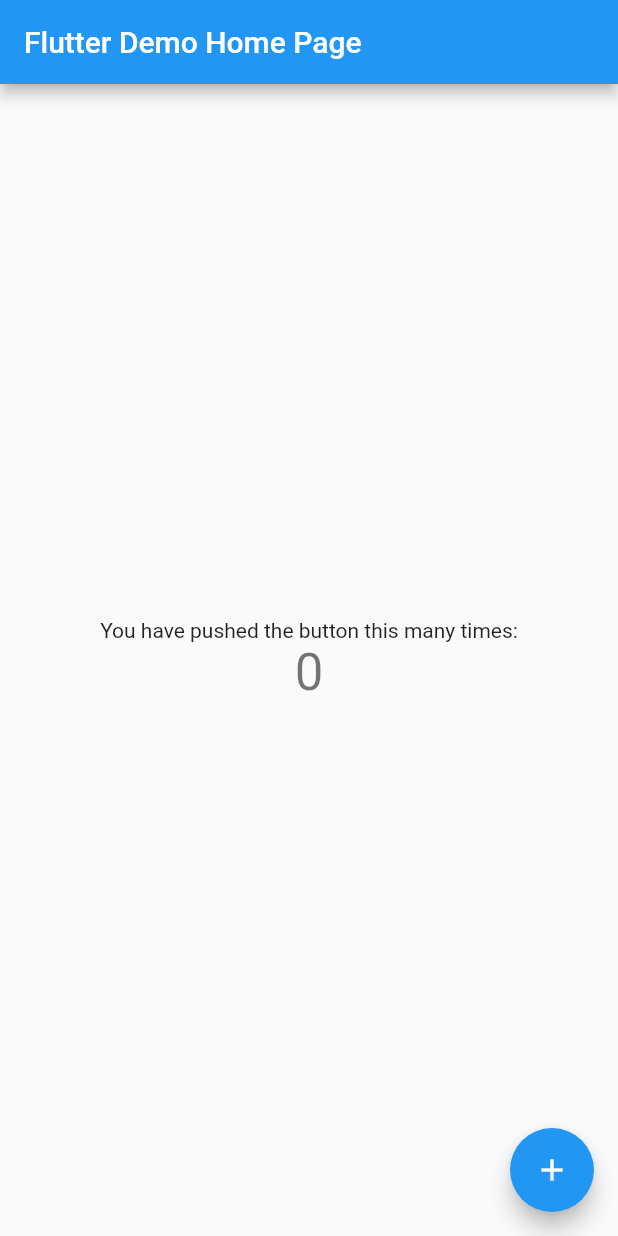
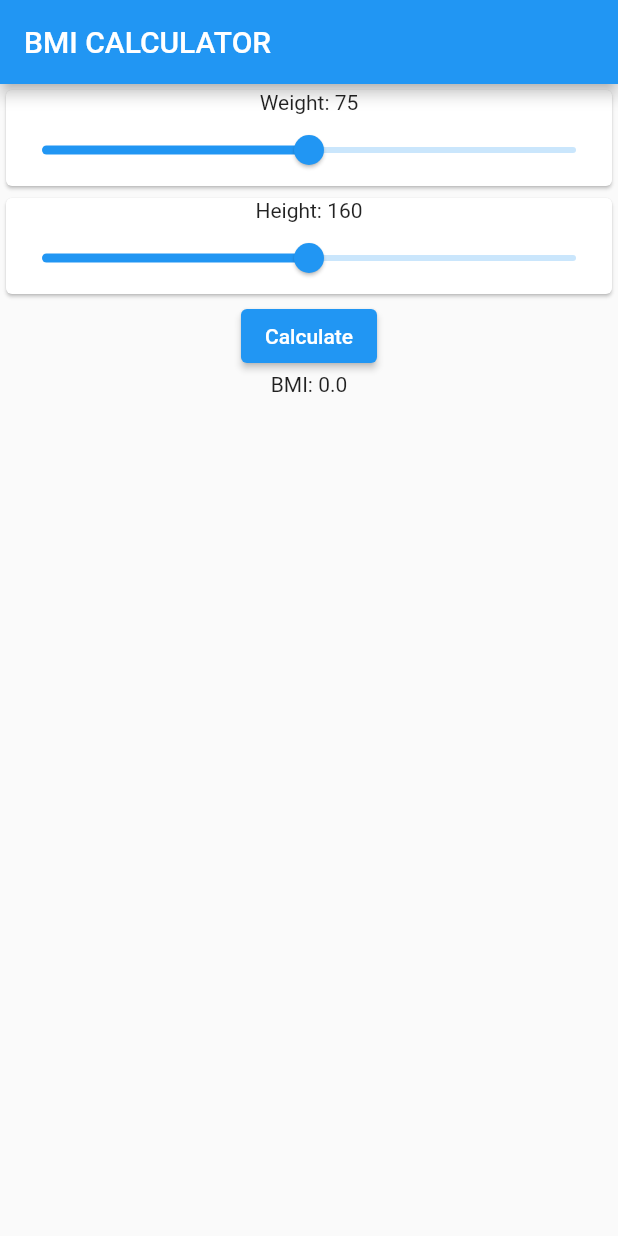
Before and after one commit to harshb-15/BmiCalc, a Flutter app: the screen it shows after launch, on a phone screen of 412 x 824 dp. Run offline on Flutter 3.47's test engine with Material 2 defaults, Android fonts, the phone set to English and light mode, and no system bars.

Commit message:
functioning done

```diff
--- a/lib/main.dart
+++ b/lib/main.dart
@@ -1,115 +1,97 @@
+// ignore_for_file: prefer_const_constructors
+import 'package:bmi/providers/all_data.dart';
+import 'package:bmi/widgets/custom_card.dart';
+
+import 'package:bmi/widgets/slider.dart';
+
 import 'package:flutter/material.dart';
+import 'package:provider/provider.dart';
 
 void main() {
-  runApp(const MyApp());
+  runApp(MyApp());
 }
 
 class MyApp extends StatelessWidget {
   const MyApp({Key? key}) : super(key: key);
 
-  // This widget is the root of your application.
   @override
   Widget build(BuildContext context) {
-    return MaterialApp(
-      title: 'Flutter Demo',
-      theme: ThemeData(
-        // This is the theme of your application.
-        //
-        // Try running your application with "flutter run". You'll see the
-        // application has a blue toolbar. Then, without quitting the app, try
-        // changing the primarySwatch below to Colors.green and then invoke
-        // "hot reload" (press "r" in the console where you ran "flutter run",
-        // or simply save your changes to "hot reload" in a Flutter IDE).
-        // Notice that the counter didn't reset back to zero; the application
-        // is not restarted.
-        primarySwatch: Colors.blue,
+    return ChangeNotifierProvider.value(
+      value: AllData(),
+      child: MaterialApp(
+        title: '',
+        home: MyHomePage(title: 'BMI CALCULATOR'),
       ),
-      home: const MyHomePage(title: 'Flutter Demo Home Page'),
     );
   }
 }
 
 class MyHomePage extends StatefulWidget {
+  final String title;
+
   const MyHomePage({Key? key, required this.title}) : super(key: key);
 
-  // This widget is the home page of your application. It is stateful, meaning
-  // that it has a State object (defined below) that contains fields that affect
-  // how it looks.
-
-  // This class is the configuration for the state. It holds the values (in this
-  // case the title) provided by the parent (in this case the App widget) and
-  // used by the build method of the State. Fields in a Widget subclass are
-  // always marked "final".
-
-  final String title;
-
   @override
-  State<MyHomePage> createState() => _MyHomePageState();
+  State<StatefulWidget> createState() => _MyHomePageState();
 }
 
 class _MyHomePageState extends State<MyHomePage> {
-  int _counter = 0;
-
-  void _incrementCounter() {
-    setState(() {
-      // This call to setState tells the Flutter framework that something has
-      // changed in this State, which causes it to rerun the build method below
-      // so that the display can reflect the updated values. If we changed
-      // _counter without calling setState(), then the build method would not be
-      // called again, and so nothing would appear to happen.
-      _counter++;
-    });
-  }
-
   @override
   Widget build(BuildContext context) {
-    // This method is rerun every time setState is called, for instance as done
-    // by the _incrementCounter method above.
-    //
-    // The Flutter framework has been optimized to make rerunning build methods
-    // fast, so that you can just rebuild anything that needs updating rather
-    // than having to individually change instances of widgets.
+    final dt = Provider.of<AllData>(context, listen: false);
     return Scaffold(
       appBar: AppBar(
-        // Here we take the value from the MyHomePage object that was created by
-        // the App.build method, and use it to set our appbar title.
-        title: Text(widget.title),
-      ),
-      body: Center(
-        // Center is a layout widget. It takes a single child and positions it
-        // in the middle of the parent.
-        child: Column(
-          // Column is also a layout widget. It takes a list of children and
-          // arranges them vertically. By default, it sizes itself to fit its
-          // children horizontally, and tries to be as tall as its parent.
-          //
-          // Invoke "debug painting" (press "p" in the console, choose the
-          // "Toggle Debug Paint" action from the Flutter Inspector in Android
-          // Studio, or the "Toggle Debug Paint" command in Visual Studio Code)
-          // to see the wireframe for each widget.
-          //
-          // Column has various properties to control how it sizes itself and
-          // how it positions its children. Here we use mainAxisAlignment to
-          // center the children vertically; the main axis here is the vertical
-          // axis because Columns are vertical (the cross axis would be
-          // horizontal).
-          mainAxisAlignment: MainAxisAlignment.center,
-          children: <Widget>[
-            const Text(
-              'You have pushed the button this many times:',
-            ),
-            Text(
-              '$_counter',
-              style: Theme.of(context).textTheme.headline4,
-            ),
-          ],
+        title: Text(
+          widget.title,
         ),
       ),
-      floatingActionButton: FloatingActionButton(
-        onPressed: _incrementCounter,
-        tooltip: 'Increment',
-        child: const Icon(Icons.add),
-      ), // This trailing comma makes auto-formatting nicer for build methods.
+      body: Column(
+        children: [
+          CustomCard(
+            lst: [
+              Consumer<AllData>(
+                builder: (ctx, data, child) => Text(
+                  "Weight: ${data.weight}",
+                ),
+              ),
+              Slide(
+                min: 0,
+                max: 150,
+                dfault: 75,
+                divs: 150,
+                tp: "w",
+              ),
+            ],
+          ),
+          CustomCard(
+            lst: [
+              Consumer<AllData>(
+                builder: (ctx, data, child) => Text(
+                  "Height: ${data.height}",
+                ),
+              ),
+              Slide(
+                min: 120,
+                max: 220,
+                dfault: 170,
+                divs: 100,
+                tp: "h",
+              ),
+            ],
+          ),
+          ElevatedButton(
+            onPressed: () {
+              dt.calc();
+            },
+            child: Text("Calculate"),
+          ),
+          Consumer<AllData>(
+            builder: (ctx, data, child) => Text(
+              "BMI: ${data.bmi}",
+            ),
+          ),
+        ],
+      ),
     );
   }
 }
--- /dev/null
+++ b/lib/providers/all_data.dart
@@ -0,0 +1,32 @@
+import 'package:flutter/material.dart';
+
+class AllData with ChangeNotifier {
+  int _weight = 75;
+  int _height = 160;
+  double bmi = 0.0;
+
+  int get weight {
+    return _weight;
+  }
+
+  int get height {
+    return _height;
+  }
+
+  void setWeight(double w) {
+    _weight = w.toInt();
+    notifyListeners();
+  }
+
+  void setHeight(double h) {
+    _height = h.toInt();
+    notifyListeners();
+  }
+
+  void calc() {
+    bmi =
+        weight.toDouble() / (height.toDouble() / 100 * height.toDouble() / 100);
+    bmi = double.parse((bmi).toStringAsFixed(1));
+    notifyListeners();
+  }
+}
--- /dev/null
+++ b/lib/widgets/custom_card.dart
@@ -0,0 +1,16 @@
+import 'package:flutter/material.dart';
+
+class CustomCard extends StatelessWidget {
+  List<Widget> lst;
+
+  CustomCard({Key? key, required this.lst}) : super(key: key);
+
+  @override
+  Widget build(BuildContext context) {
+    return Card(
+      child: Column(
+        children: lst,
+      ),
+    );
+  }
+}
--- /dev/null
+++ b/lib/widgets/slider.dart
@@ -0,0 +1,43 @@
+import 'package:bmi/providers/all_data.dart';
+import 'package:flutter/material.dart';
+import 'package:provider/provider.dart';
+
+class Slide extends StatefulWidget {
+  int min, max, dfault, divs;
+  String tp;
+
+  Slide({
+    Key? key,
+    required this.min,
+    required this.max,
+    required this.dfault,
+    required this.divs,
+    required this.tp,
+  }) : super(key: key);
+
+  @override
+  State<Slide> createState() => _SlideState();
+}
+
+class _SlideState extends State<Slide> {
+  @override
+  Widget build(BuildContext context) {
+    final data = Provider.of<AllData>(context, listen: false);
+    return Slider(
+        max: widget.max.toDouble(),
+        min: widget.min.toDouble(),
+        divisions: widget.divs,
+        value: widget.dfault.toDouble(),
+        onChanged: (double newValue) {
+          setState(() {
+            widget.dfault = newValue.round();
+            if(widget.tp=="w"){
+              data.setWeight(widget.dfault.toDouble());
+            }
+            else{
+              data.setHeight(widget.dfault.toDouble());
+            }
+          });
+        });
+  }
+}
--- a/pubspec.yaml
+++ b/pubspec.yaml
@@ -34,6 +34,7 @@ dependencies:
   # The following adds the Cupertino Icons font to your application.
   # Use with the CupertinoIcons class for iOS style icons.
   cupertino_icons: ^1.0.2
+  provider: ^6.0.3
 
 dev_dependencies:
   flutter_test:
```
Also changed, not shown: pubspec.lock.
